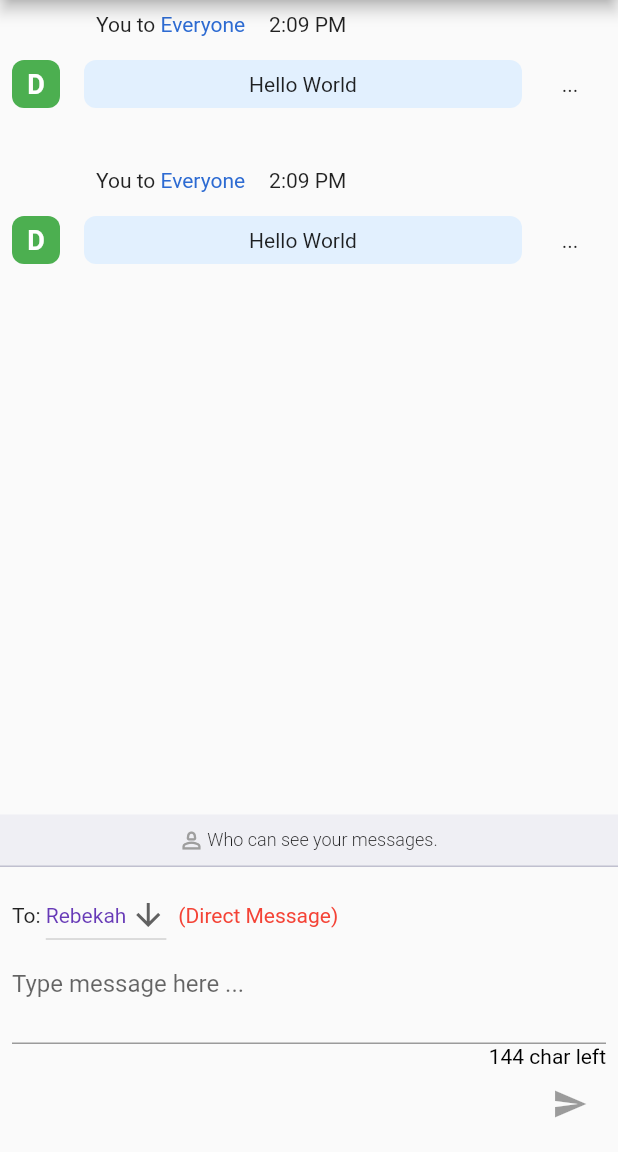
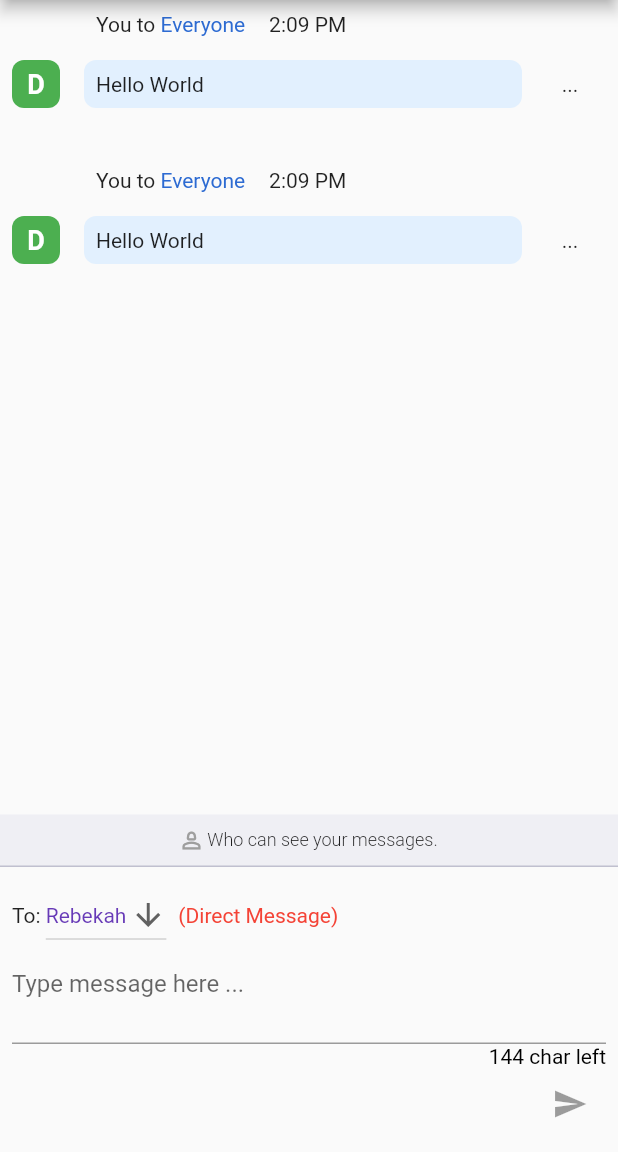
Before and after one commit to campcoxconsultants/sooner_layout_class, a Flutter app: the screen it shows after launch, on a phone screen of 412 x 824 dp, the part 84-1236 px from its top. Run offline on Flutter 3.47's test engine with Material 2 defaults, Android fonts, the phone set to English and light mode, and no system bars; our stand-ins replace file_picker.

Commit message:
got image selector working

```diff
--- a/lib/chat_widget.dart
+++ b/lib/chat_widget.dart
@@ -1,3 +1,6 @@
+import 'dart:io';
+
+import 'package:file_picker/file_picker.dart';
 import 'package:flutter/material.dart';
 
 import 'chat.dart';
@@ -20,10 +23,22 @@ class SingleChat extends StatefulWidget {
 class _SingleChatState extends State<SingleChat> {
   bool actionsExpanded = false;
   bool imageSelected = false;
+  late File image;
   Future getImage() async {
-    setState(() {
-      imageSelected = !imageSelected;
-    });
+    FilePickerResult? result = await FilePicker.platform.pickFiles(
+      type: FileType.custom,
+      allowedExtensions: ['jpg', 'png'],
+    );
+
+    if (result != null) {
+      File file = File(result.files.single.path!);
+      setState(() {
+        image = file;
+        imageSelected = !imageSelected;
+      });
+    } else {
+      // User canceled the picker
+    }
   }
 
   @override
@@ -75,13 +90,15 @@ class _SingleChatState extends State<SingleChat> {
                   borderRadius: BorderRadius.all(Radius.circular(8)),
                 ),
                 child: Column(
+                  crossAxisAlignment: CrossAxisAlignment.start,
                   children: [
                     Text(widget.chat.text),
                     if (imageSelected)
-                      const Image(
-                        image: NetworkImage(
-                            'https://flutter.github.io/assets-for-api-docs/assets/widgets/owl.jpg'),
-                      )
+                      Image.file(
+                        image,
+                        height: 200,
+                        width: 250,
+                      ),
                   ],
                 ),
               ),
--- a/pubspec.yaml
+++ b/pubspec.yaml
@@ -36,6 +36,7 @@ dependencies:
   # The following adds the Cupertino Icons font to your application.
   # Use with the CupertinoIcons class for iOS style icons.
   cupertino_icons: ^1.0.2
+  file_picker: ^5.2.5
 
 dev_dependencies:
   flutter_test:
```
Also changed, not shown: pubspec.lock.
